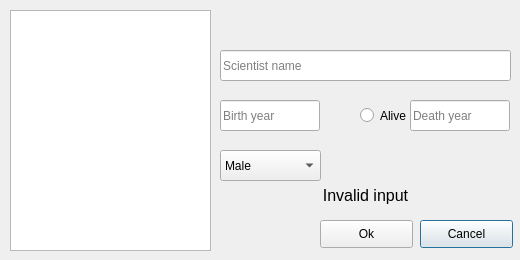
Qt form addscientistdialog.ui (gudmundurb/H22) before a commit.
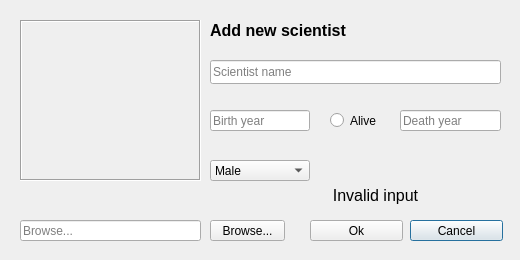
The same form after that commit. Icons and pictures are not drawn.

Commit message: ui scientist I

Patch:
```diff
--- a/addscientistdialog.ui
+++ b/addscientistdialog.ui
@@ -16,6 +16,12 @@
     <verstretch>0</verstretch>
    </sizepolicy>
   </property>
+  <property name="minimumSize">
+   <size>
+    <width>520</width>
+    <height>260</height>
+   </size>
+  </property>
   <property name="maximumSize">
    <size>
     <width>520</width>
@@ -35,10 +41,10 @@
   <widget class="QLineEdit" name="InputScientistName">
    <property name="geometry">
     <rect>
-     <x>220</x>
-     <y>50</y>
+     <x>210</x>
+     <y>60</y>
      <width>291</width>
-     <height>31</height>
+     <height>24</height>
     </rect>
    </property>
    <property name="text">
@@ -54,10 +60,10 @@
    </property>
    <property name="geometry">
     <rect>
-     <x>220</x>
-     <y>100</y>
+     <x>210</x>
+     <y>110</y>
      <width>100</width>
-     <height>31</height>
+     <height>21</height>
     </rect>
    </property>
    <property name="text">
@@ -70,10 +76,10 @@
   <widget class="QPushButton" name="Cancel">
    <property name="geometry">
     <rect>
-     <x>420</x>
+     <x>410</x>
      <y>220</y>
      <width>93</width>
-     <height>28</height>
+     <height>21</height>
     </rect>
    </property>
    <property name="text">
@@ -86,10 +92,10 @@
    </property>
    <property name="geometry">
     <rect>
-     <x>410</x>
-     <y>100</y>
-     <width>100</width>
-     <height>31</height>
+     <x>400</x>
+     <y>110</y>
+     <width>101</width>
+     <height>21</height>
     </rect>
    </property>
    <property name="text">
@@ -102,10 +108,10 @@
   <widget class="QComboBox" name="ScientistGender">
    <property name="geometry">
     <rect>
-     <x>220</x>
-     <y>150</y>
-     <width>101</width>
-     <height>31</height>
+     <x>210</x>
+     <y>160</y>
+     <width>100</width>
+     <height>21</height>
     </rect>
    </property>
    <item>
@@ -119,23 +125,13 @@
     </property>
    </item>
   </widget>
-  <widget class="QGraphicsView" name="addScientistPicture">
-   <property name="geometry">
-    <rect>
-     <x>10</x>
-     <y>10</y>
-     <width>201</width>
-     <height>241</height>
-    </rect>
-   </property>
-  </widget>
   <widget class="QPushButton" name="S_add_ok">
    <property name="geometry">
     <rect>
-     <x>320</x>
+     <x>310</x>
      <y>220</y>
      <width>93</width>
-     <height>28</height>
+     <height>21</height>
     </rect>
    </property>
    <property name="text">
@@ -145,10 +141,10 @@
   <widget class="QRadioButton" name="RadioStillAlive">
    <property name="geometry">
     <rect>
-     <x>360</x>
-     <y>100</y>
-     <width>71</width>
-     <height>31</height>
+     <x>330</x>
+     <y>110</y>
+     <width>61</width>
+     <height>21</height>
     </rect>
    </property>
    <property name="text">
@@ -161,7 +157,7 @@
    </property>
    <property name="geometry">
     <rect>
-     <x>220</x>
+     <x>230</x>
      <y>180</y>
      <width>291</width>
      <height>31</height>
@@ -179,6 +175,83 @@
     <set>Qt::AlignCenter</set>
    </property>
   </widget>
+  <widget class="QLabel" name="ComputerImageLabel">
+   <property name="geometry">
+    <rect>
+     <x>20</x>
+     <y>20</y>
+     <width>181</width>
+     <height>161</height>
+    </rect>
+   </property>
+   <property name="frameShape">
+    <enum>QFrame::Box</enum>
+   </property>
+   <property name="frameShadow">
+    <enum>QFrame::Sunken</enum>
+   </property>
+   <property name="lineWidth">
+    <number>1</number>
+   </property>
+   <property name="midLineWidth">
+    <number>0</number>
+   </property>
+   <property name="text">
+    <string/>
+   </property>
+   <property name="pixmap">
+    <pixmap>:/icons/noImage.png</pixmap>
+   </property>
+   <property name="scaledContents">
+    <bool>true</bool>
+   </property>
+  </widget>
+  <widget class="QLineEdit" name="C_input_imagepath">
+   <property name="geometry">
+    <rect>
+     <x>20</x>
+     <y>220</y>
+     <width>181</width>
+     <height>21</height>
+    </rect>
+   </property>
+   <property name="placeholderText">
+    <string>Browse...</string>
+   </property>
+  </widget>
+  <widget class="QPushButton" name="browseImagePath">
+   <property name="geometry">
+    <rect>
+     <x>210</x>
+     <y>220</y>
+     <width>75</width>
+     <height>21</height>
+    </rect>
+   </property>
+   <property name="text">
+    <string>Browse...</string>
+   </property>
+  </widget>
+  <widget class="QLabel" name="label">
+   <property name="geometry">
+    <rect>
+     <x>210</x>
+     <y>20</y>
+     <width>201</width>
+     <height>21</height>
+    </rect>
+   </property>
+   <property name="font">
+    <font>
+     <pointsize>12</pointsize>
+     <weight>75</weight>
+     <bold>true</bold>
+    </font>
+   </property>
+   <property name="text">
+    <string>Add new scientist</string>
+   </property>
+  </widget>
  </widget>
  <resources>
   <include location="resources.qrc"/>
```
Left out of the diff: 6 changed lines with no effect on the pictures.
